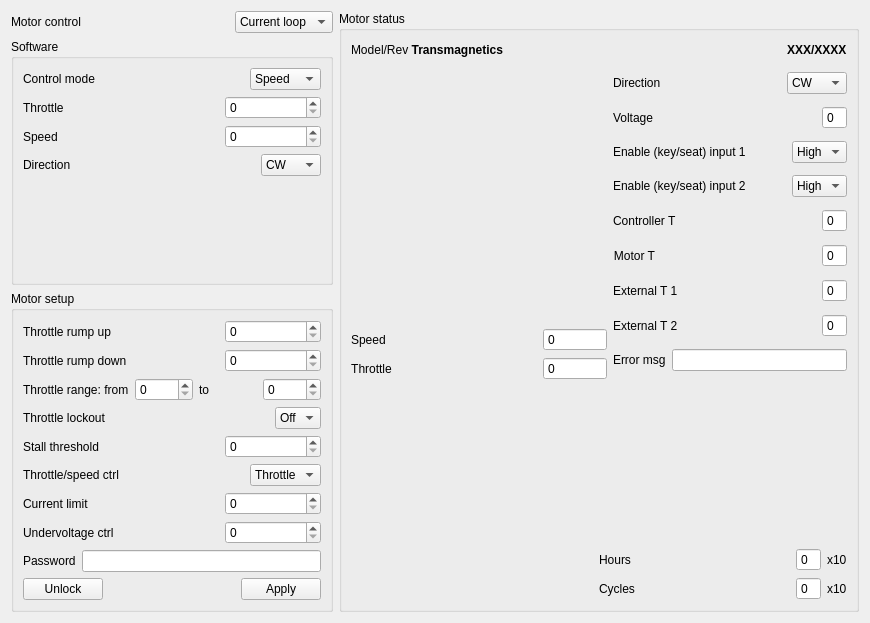
The window that software/application/src/moto.ui (z80/avrusb) describes before a commit, drawn with Qt 5.
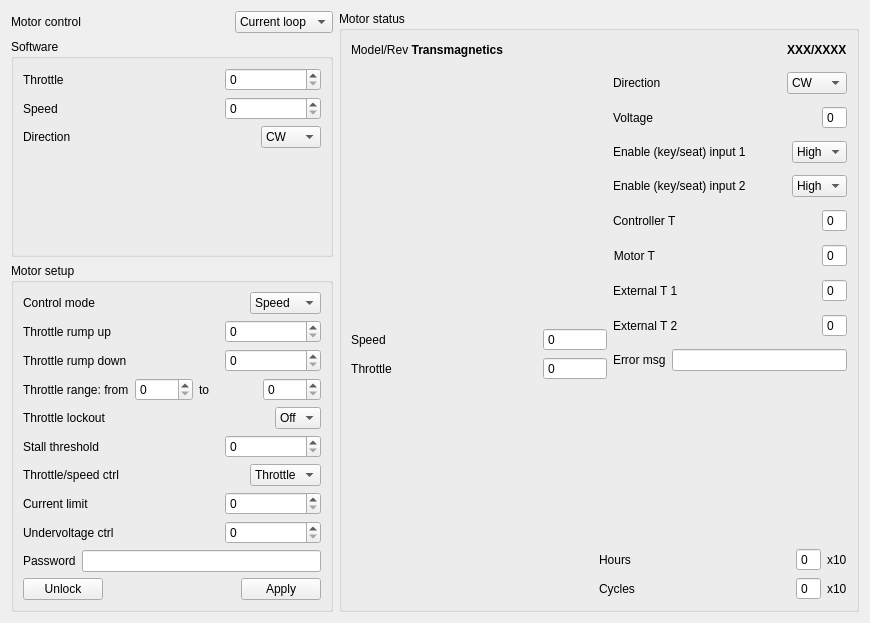
The same window after the commit. Custom widgets are drawn as their Qt base class.

Patch:
```diff
--- a/software/application/src/moto.ui
+++ b/software/application/src/moto.ui
@@ -68,44 +68,6 @@
         <string>Software</string>
        </property>
        <layout class="QVBoxLayout" name="verticalLayout_3">
-        <item>
-         <layout class="QHBoxLayout" name="horizontalLayout_31">
-          <item>
-           <widget class="QLabel" name="label_31">
-            <property name="text">
-             <string>Control mode</string>
-            </property>
-           </widget>
-          </item>
-          <item>
-           <spacer name="horizontalSpacer_26">
-            <property name="orientation">
-             <enum>Qt::Horizontal</enum>
-            </property>
-            <property name="sizeHint" stdset="0">
-             <size>
-              <width>40</width>
-              <height>20</height>
-             </size>
-            </property>
-           </spacer>
-          </item>
-          <item>
-           <widget class="QComboBox" name="controlMode">
-            <item>
-             <property name="text">
-              <string>Speed</string>
-             </property>
-            </item>
-            <item>
-             <property name="text">
-              <string>Throttle</string>
-             </property>
-            </item>
-           </widget>
-          </item>
-         </layout>
-        </item>
         <item>
          <layout class="QHBoxLayout" name="horizontalLayout_19">
           <item>
@@ -136,6 +98,9 @@
               <height>0</height>
              </size>
             </property>
+            <property name="maximum">
+             <number>100</number>
+            </property>
            </widget>
           </item>
          </layout>
@@ -170,6 +135,12 @@
               <height>0</height>
              </size>
             </property>
+            <property name="maximum">
+             <number>15000</number>
+            </property>
+            <property name="singleStep">
+             <number>100</number>
+            </property>
            </widget>
           </item>
          </layout>
@@ -234,6 +205,44 @@
         <string>Motor setup</string>
        </property>
        <layout class="QVBoxLayout" name="verticalLayout">
+        <item>
+         <layout class="QHBoxLayout" name="horizontalLayout_31">
+          <item>
+           <widget class="QLabel" name="label_31">
+            <property name="text">
+             <string>Control mode</string>
+            </property>
+           </widget>
+          </item>
+          <item>
+           <spacer name="horizontalSpacer_26">
+            <property name="orientation">
+             <enum>Qt::Horizontal</enum>
+            </property>
+            <property name="sizeHint" stdset="0">
+             <size>
+              <width>40</width>
+              <height>20</height>
+             </size>
+            </property>
+           </spacer>
+          </item>
+          <item>
+           <widget class="QComboBox" name="controlMode">
+            <item>
+             <property name="text">
+              <string>Speed</string>
+             </property>
+            </item>
+            <item>
+             <property name="text">
+              <string>Throttle</string>
+             </property>
+            </item>
+           </widget>
+          </item>
+         </layout>
+        </item>
         <item>
          <layout class="QHBoxLayout" name="horizontalLayout_2">
           <item>
```
Left out of the diff: 4 changed lines with no effect on the pictures.
